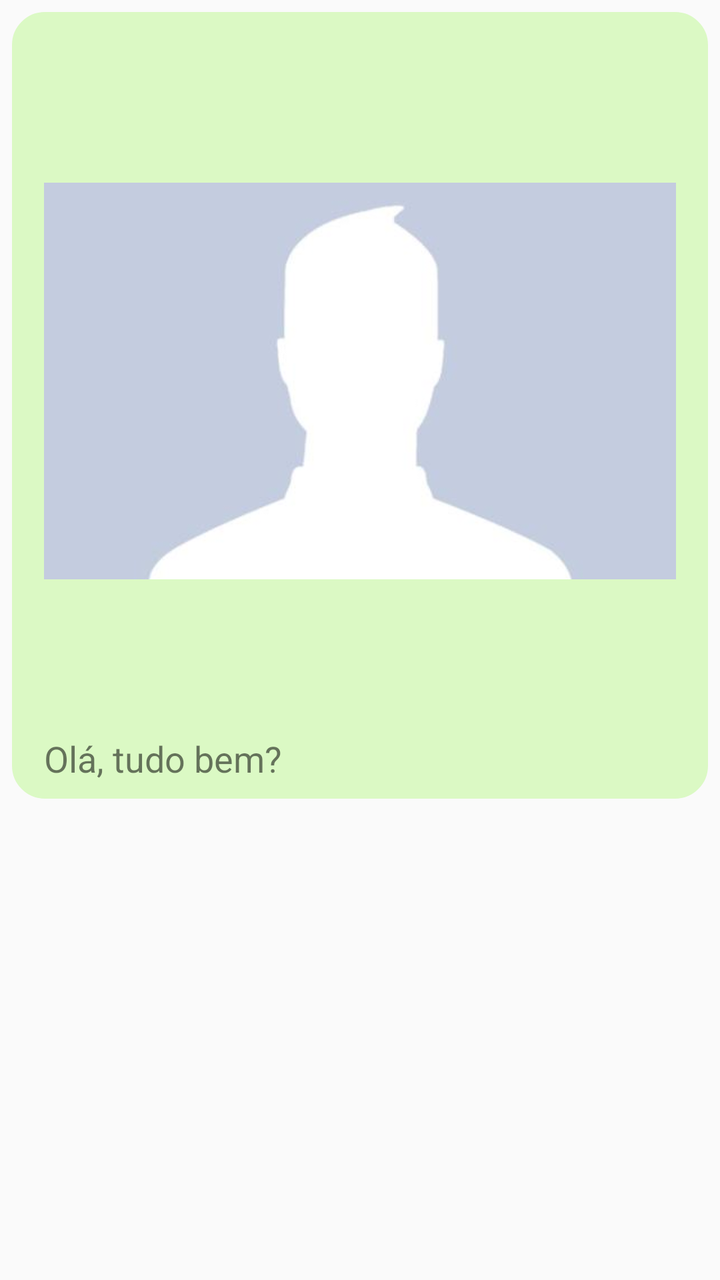
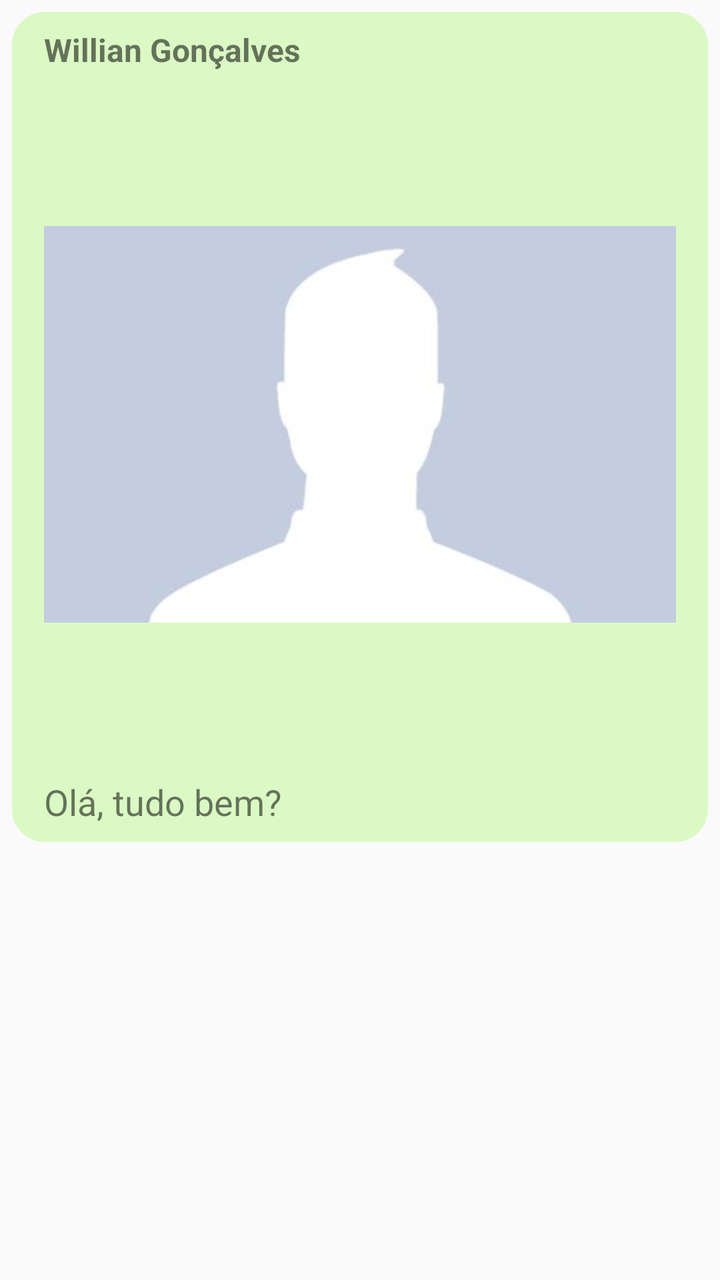

Before-and-after screenshots of an Android layout around one commit, followed by the original layout XML and the change that was made.
<!-- AndroidManifest.xml: application theme Theme.WhatsApp -->
<!-- res/layout/adapter_mensagem_remetente.xml -->
<?xml version="1.0" encoding="utf-8"?>
<RelativeLayout xmlns:android="http://schemas.android.com/apk/res/android"
    xmlns:app="http://schemas.android.com/apk/res-auto"
    android:layout_width="match_parent"
    android:layout_height="wrap_content">

    <LinearLayout
        android:layout_width="wrap_content"
        android:layout_height="wrap_content"
        android:layout_alignParentRight="true"
        android:layout_margin="6dp"
        android:background="@drawable/bg_balao"
        android:backgroundTint="@color/balaoRemetente"
        android:orientation="vertical">

        <ImageView
            android:id="@+id/imageMensagemFoto"
            android:layout_width="wrap_content"
            android:layout_height="wrap_content"
            app:srcCompat="@drawable/padrao" />

        <TextView
            android:id="@+id/textMensagemTexto"
            android:layout_width="match_parent"
            android:layout_height="wrap_content"
            android:text="Olá, tudo bem?"
            android:textSize="18sp" />
    </LinearLayout>
</RelativeLayout>
<!-- resources referenced by this layout -->
<resources>
  <color name="balaoRemetente">#DBF9C4</color>
  <!-- drawable bg_balao (drawable) -->
  <?xml version="1.0" encoding="utf-8"?>
  <shape xmlns:android="http://schemas.android.com/apk/res/android">
  
      <solid android:color="@color/colorPrimary" />
      <corners android:radius="16dp" />
  
      <padding
          android:top="8dp"
          android:bottom="8dp"
          android:left="16dp"
          android:right="16dp" />
  
      <stroke
          android:width="1dp"
          android:color="@android:color/darker_gray"
          />
  </shape>
  <!-- drawable padrao: jpg bitmap (drawable, 3389 bytes) -->
  <style name="Theme.WhatsApp" parent="Base.Theme.WhatsApp" />
  <color name="colorPrimary">#075E54</color>
  <style name="Base.Theme.WhatsApp" parent="Theme.AppCompat.DayNight.NoActionBar">
          <item name="colorPrimary">@color/colorPrimary</item>
          <item name="colorAccent">@color/colorAccent</item>
          <item name="android:statusBarColor">@color/statusBarColor</item>
      </style>
  <color name="colorAccent">#25D366</color>
  <color name="statusBarColor">#054D44</color>
</resources>

<!-- the commit's change to res/layout/adapter_mensagem_remetente.xml (unified diff, before → after) -->
@@ -13,6 +13,14 @@
         android:backgroundTint="@color/balaoRemetente"
         android:orientation="vertical">
 
+        <TextView
+            android:id="@+id/textViewNomeExibicao"
+            android:layout_width="match_parent"
+            android:layout_height="wrap_content"
+            android:text="Willian Gonçalves"
+            android:textSize="16sp"
+            android:textStyle="bold" />
+
         <ImageView
             android:id="@+id/imageMensagemFoto"
             android:layout_width="wrap_content"
